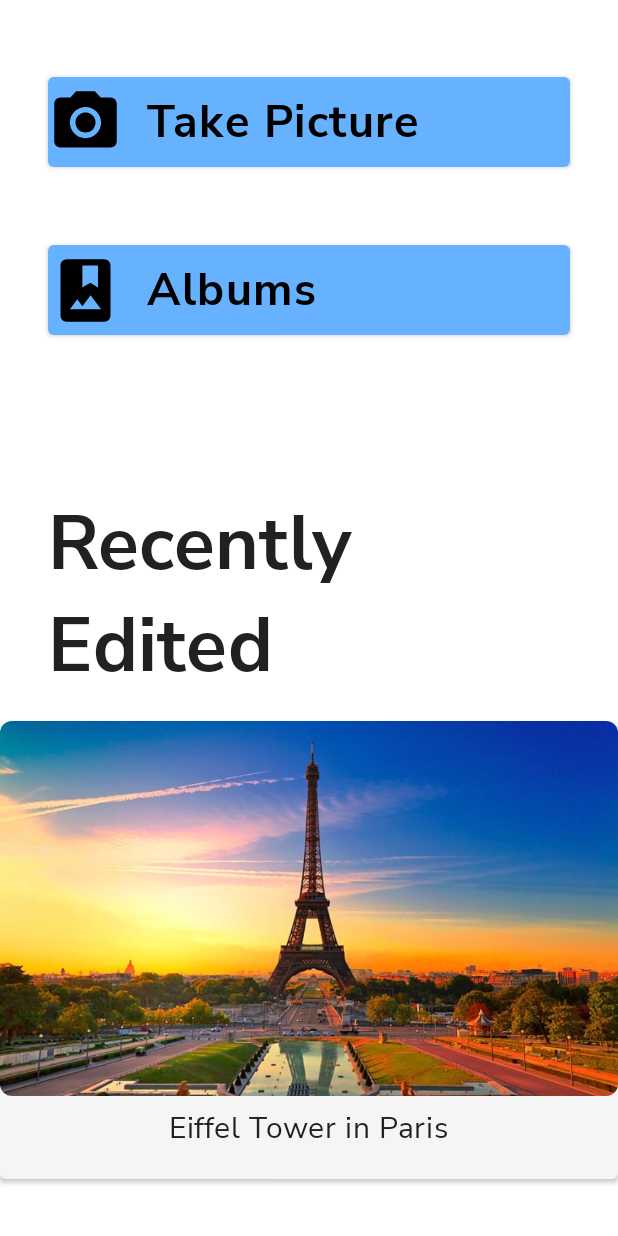
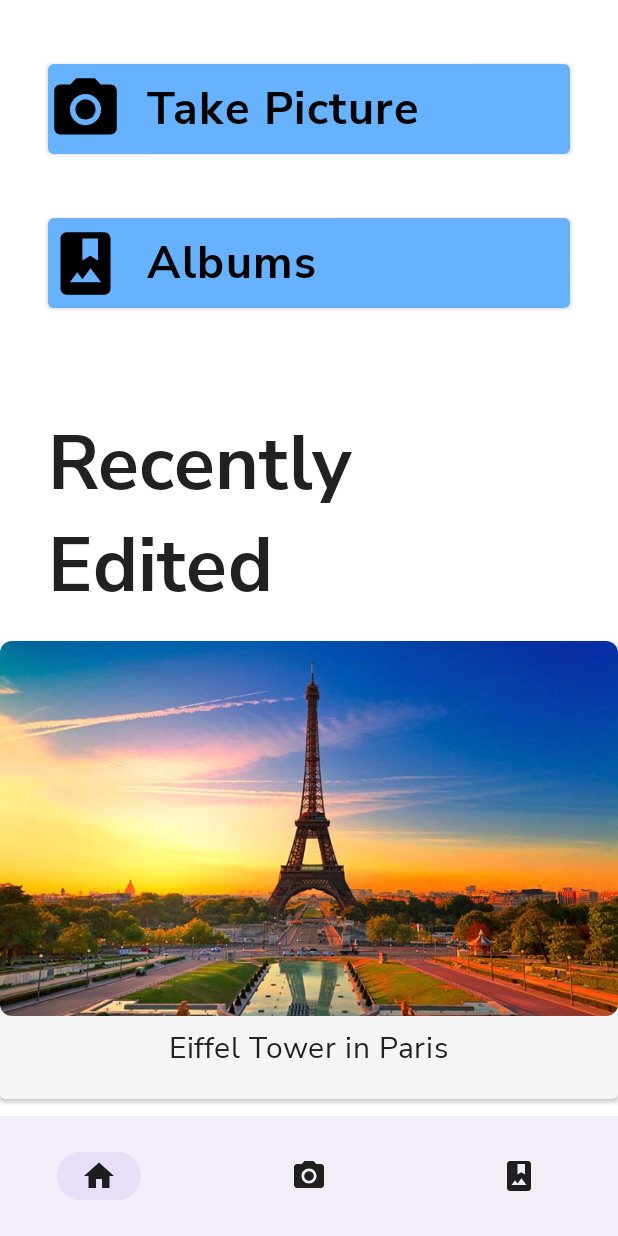
Before and after one commit to vandepittea/2023-Photocaptioner, an Android app built with Jetpack Compose: the screen it shows after launch (MainActivity), after a tap on "Get Started", on a phone screen of 412 x 824 dp. Run offline under Robolectric (Android 15) with nearby library versions, the light colour scheme and no system bars; our stand-ins replace window size class; pictures from the network do not load.

Commit message:
Fix bottom navigation on small screen

```diff
--- a/app/src/main/java/com/example/photocaptioner/ui/ResponsiveHomeScreen.kt
+++ b/app/src/main/java/com/example/photocaptioner/ui/ResponsiveHomeScreen.kt
@@ -10,8 +10,10 @@ import androidx.compose.material.Text
 import androidx.compose.material3.*
 import androidx.compose.material3.NavigationRailItem
 import androidx.compose.runtime.Composable
+import androidx.compose.ui.Alignment
 import androidx.compose.ui.Modifier
 import androidx.compose.ui.graphics.Color
+import androidx.compose.ui.layout.VerticalAlignmentLine
 import androidx.compose.ui.platform.testTag
 import androidx.compose.ui.res.painterResource
 import androidx.compose.ui.res.stringResource
@@ -28,6 +30,7 @@ import com.example.photocaptioner.ui.utils.PhotoCaptionerNavigationType
 import androidx.compose.ui.unit.dp
 import com.example.photocaptioner.R
 import com.example.photocaptioner.data.Datasource.navigationItemContentList
+import org.intellij.lang.annotations.JdkConstants.HorizontalAlignment
 
 @OptIn(ExperimentalMaterial3Api::class)
 @Composable
@@ -140,11 +143,7 @@ fun ResponsiveHomeScreen(
             }
         }
 
-        Column(
-            modifier = Modifier
-                .fillMaxSize()
-                .background(MaterialTheme.colors.background)
-        ) {
+        Column(modifier.fillMaxSize()) {
             InAppNavigation(
                 navController,
                 onStartUpClick,
@@ -182,10 +181,14 @@ fun ResponsiveHomeScreen(
                 photoDescriptionToEdit,
                 onPhotoDescriptionChange,
                 onPhotoSave,
-                modifier
+                modifier.weight(1f)
             )
 
-            AnimatedVisibility(visible = navigationType == PhotoCaptionerNavigationType.BOTTOM_NAVIGATION) {
+            Box(){
+                this@Row.AnimatedVisibility(
+                    visible = navigationType == PhotoCaptionerNavigationType.BOTTOM_NAVIGATION,
+                    modifier = Modifier.align(Alignment.BottomCenter)
+                ) {
                     val bottomNavigationContentDescription = stringResource(R.string.navigation_bottom)
                     BottomNavigationBar(
                         currentTab = currentMenuItem,
@@ -193,6 +196,7 @@ fun ResponsiveHomeScreen(
                         navigationItemContentList = navigationItemContentList,
                         modifier = Modifier.testTag(bottomNavigationContentDescription)
                     )
+                }
             }
         }
     }
```
Lines whose indentation alone changed are shown as unchanged.
